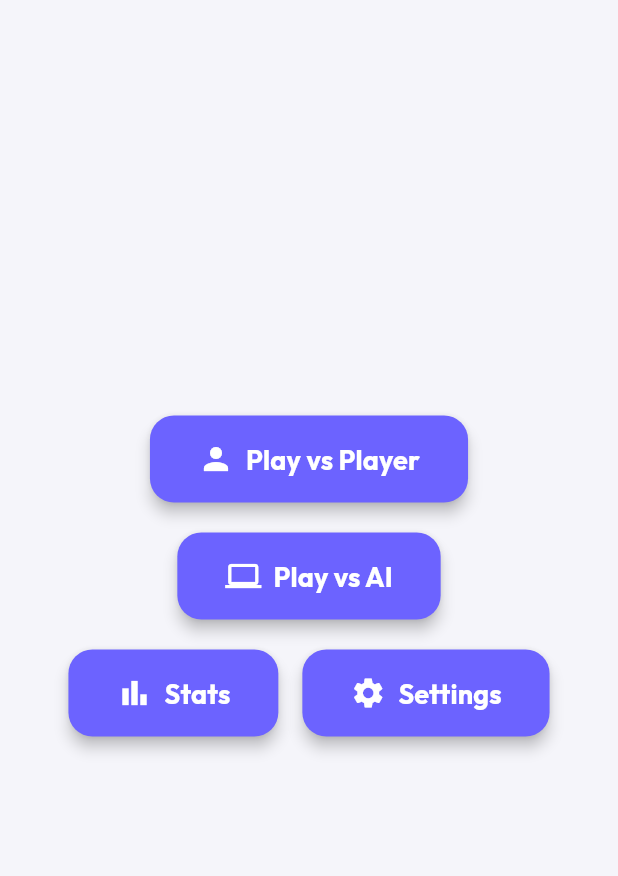
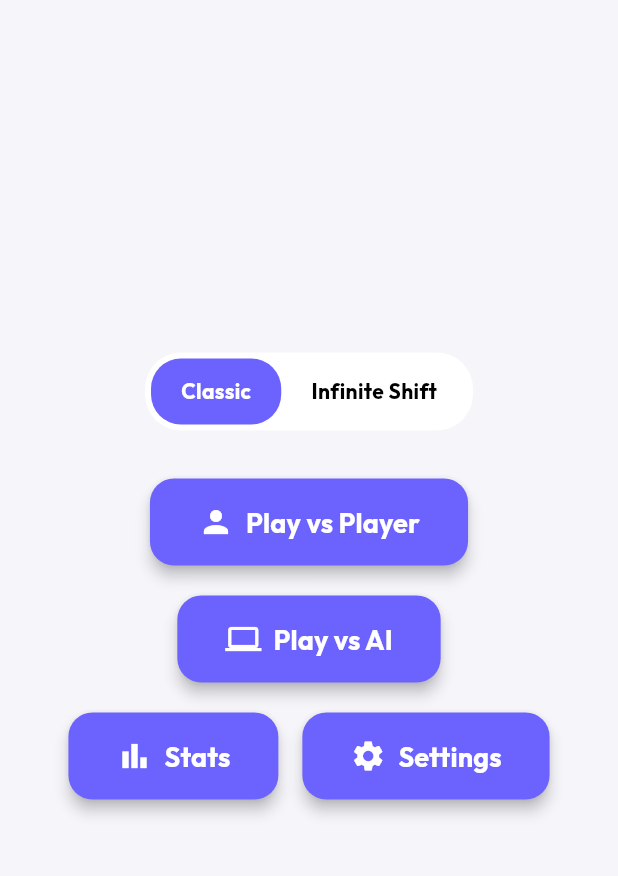
Before and after one commit to eoelarslan/xoplus, a Flutter app: the screen it shows after launch, on a phone screen of 412 x 824 dp, the part 84-960 px from its top. Run offline on Flutter 3.47's test engine with Material 3 defaults, Android fonts, the phone set to English and light mode, and no system bars; our stand-ins replace equatable, flutter_animate, flutter_riverpod, go_router, google_fonts, shared_preferences.

Commit message:
feat: add Infinite Shift game mode with fading and disappearing moves

```diff
--- a/lib/features/game/presentation/screens/home_screen.dart
+++ b/lib/features/game/presentation/screens/home_screen.dart
@@ -2,9 +2,17 @@ import 'package:flutter/material.dart';
 import 'package:go_router/go_router.dart';
 import 'package:xoplus/core/widgets/primary_button.dart';
 import '../../../../core/router/app_router.dart';
+import '../../domain/game_types.dart';
 
-class HomeScreen extends StatelessWidget {
+class HomeScreen extends StatefulWidget {
   const HomeScreen({super.key});
+
+  @override
+  State<HomeScreen> createState() => _HomeScreenState();
+}
+
+class _HomeScreenState extends State<HomeScreen> {
+  GameMode _selectedMode = GameMode.classic;
 
   @override
   Widget build(BuildContext context) {
@@ -14,15 +22,32 @@ class HomeScreen extends StatelessWidget {
         child: Column(
           mainAxisAlignment: MainAxisAlignment.center,
           children: [
+            // Mode Selector
+            Container(
+              padding: const EdgeInsets.all(4),
+              decoration: BoxDecoration(
+                color: Theme.of(context).colorScheme.surfaceContainerHighest,
+                borderRadius: BorderRadius.circular(24),
+              ),
+              child: Row(
+                mainAxisSize: MainAxisSize.min,
+                children: [
+                  _buildModeButton("Classic", GameMode.classic),
+                  _buildModeButton("Infinite Shift", GameMode.infiniteShift),
+                ],
+              ),
+            ),
+            const SizedBox(height: 32),
+
             PrimaryButton(
               label: "Play vs Player",
-              onPressed: () => context.push(AppRouter.game, extra: {'vsAi': false}),
+              onPressed: () => context.push(AppRouter.game, extra: {'vsAi': false, 'mode': _selectedMode}),
               icon: Icons.person,
             ),
             const SizedBox(height: 20),
             PrimaryButton(
               label: "Play vs AI",
-              onPressed: () => context.push(AppRouter.game, extra: {'vsAi': true}),
+              onPressed: () => context.push(AppRouter.game, extra: {'vsAi': true, 'mode': _selectedMode}),
               icon: Icons.computer,
             ),
             const SizedBox(height: 20),
@@ -47,4 +72,26 @@ class HomeScreen extends StatelessWidget {
       ),
     );
   }
+
+  Widget _buildModeButton(String label, GameMode mode) {
+    final isSelected = _selectedMode == mode;
+    return GestureDetector(
+      onTap: () => setState(() => _selectedMode = mode),
+      child: AnimatedContainer(
+        duration: const Duration(milliseconds: 200),
+        padding: const EdgeInsets.symmetric(horizontal: 20, vertical: 12),
+        decoration: BoxDecoration(
+          color: isSelected ? Theme.of(context).colorScheme.primary : Colors.transparent,
+          borderRadius: BorderRadius.circular(20),
+        ),
+        child: Text(
+          label,
+          style: TextStyle(
+            color: isSelected ? Theme.of(context).colorScheme.onPrimary : Theme.of(context).colorScheme.onSurfaceVariant,
+            fontWeight: FontWeight.bold,
+          ),
+        ),
+      ),
+    );
+  }
 }
```
Also changed, not shown: lib/core/router/app_router.dart (+6 -3 lines), lib/features/game/domain/game_types.dart (+18 -3 lines), lib/features/game/presentation/game_provider.dart (+24 -9 lines), lib/features/game/presentation/screens/game_screen.dart (+6 -1 lines), lib/features/game/presentation/widgets/board_widget.dart (+27 -0 lines), lib/features/game/presentation/widgets/game_cell.dart (+8 -1 lines).
